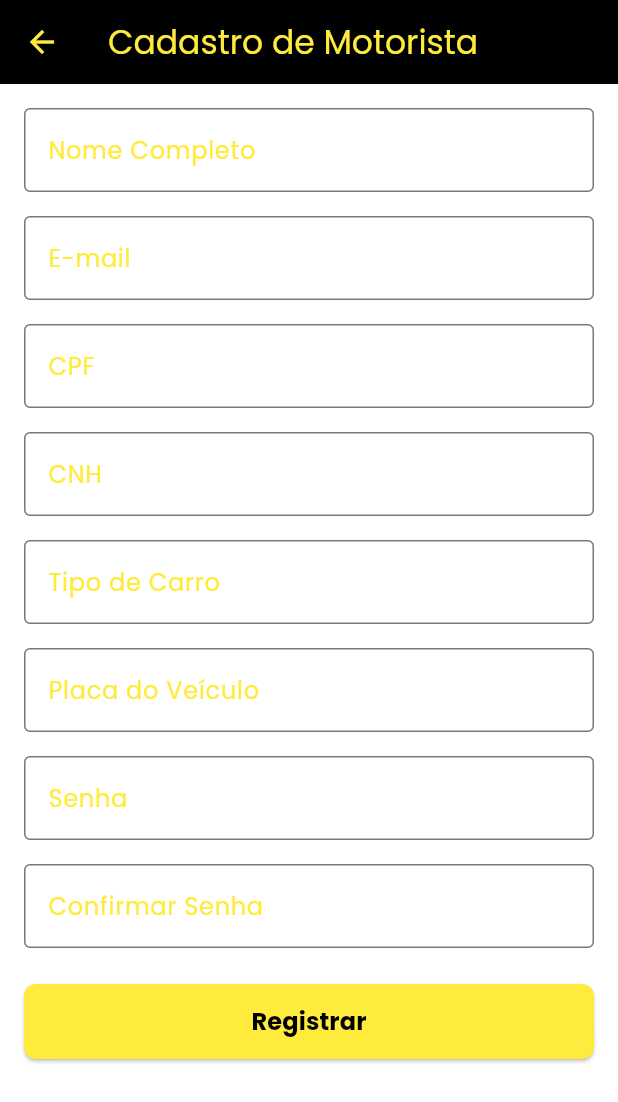
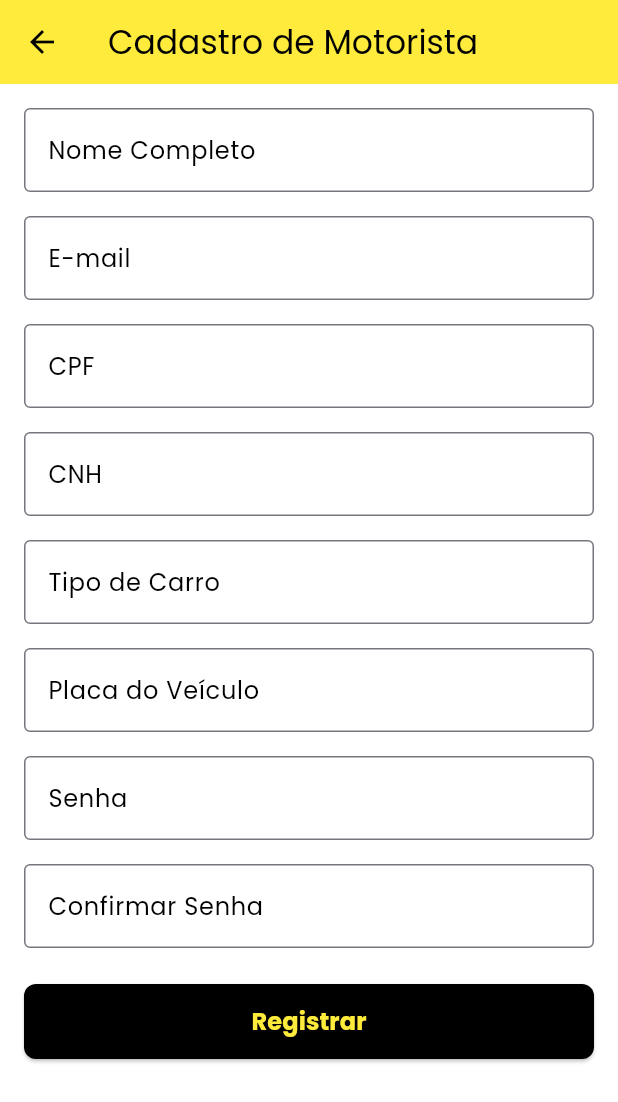
Before and after one commit to derpooo/speedlog, a Flutter app: the RegistrarMotorista screen opened directly, on a phone screen of 412 x 824 dp. Shown: the top 1102 px of the screen. Run offline on Flutter 3.47's test engine with Material 3 defaults, Android fonts, the phone set to English and light mode, and no system bars; our stand-ins replace google_fonts.

Commit message:
Update registrar_motorista.dart

```diff
--- a/lib/ui/pages/registrar_motorista.dart
+++ b/lib/ui/pages/registrar_motorista.dart
@@ -7,9 +7,9 @@ class RegistrarMotorista extends StatelessWidget {
   Widget build(BuildContext context) {
     return Scaffold(
       appBar: AppBar(
-        title: Text('Cadastro de Motorista', style: TextStyle(color: Colors.yellow)),
-        backgroundColor: Colors.black,
-        iconTheme: IconThemeData(color: Colors.yellow),
+        title: Text('Cadastro de Motorista', style: TextStyle(color: Colors.black)),
+        backgroundColor: Colors.yellow,
+        iconTheme: IconThemeData(color: Colors.black),
       ),
       body: SingleChildScrollView(
         padding: EdgeInsets.all(16.0),
@@ -18,80 +18,80 @@ class RegistrarMotorista extends StatelessWidget {
             TextField(
               decoration: InputDecoration(
                 labelText: 'Nome Completo',
-                labelStyle: TextStyle(color: Colors.yellow),
+                labelStyle: TextStyle(color: Colors.black),
                 border: OutlineInputBorder(),
               ),
-              style: TextStyle(color: Colors.yellow),
+              style: TextStyle(color: Colors.black),
             ),
             SizedBox(height: 16),
             TextField(
               decoration: InputDecoration(
                 labelText: 'E-mail',
-                labelStyle: TextStyle(color: Colors.yellow),
+                labelStyle: TextStyle(color: Colors.black),
                 border: OutlineInputBorder(),
               ),
-              style: TextStyle(color: Colors.yellow),
+              style: TextStyle(color: Colors.black),
             ),
             SizedBox(height: 16),
             TextField(
               decoration: InputDecoration(
                 labelText: 'CPF',
-                labelStyle: TextStyle(color: Colors.yellow),
+                labelStyle: TextStyle(color: Colors.black),
                 border: OutlineInputBorder(),
               ),
-              style: TextStyle(color: Colors.yellow),
+              style: TextStyle(color: Colors.black),
               keyboardType: TextInputType.number,
             ),
             SizedBox(height: 16),
             TextField(
               decoration: InputDecoration(
                 labelText: 'CNH',
-                labelStyle: TextStyle(color: Colors.yellow),
+                labelStyle: TextStyle(color: Colors.black),
                 border: OutlineInputBorder(),
               ),
-              style: TextStyle(color: Colors.yellow),
+              style: TextStyle(color: Colors.black),
               keyboardType: TextInputType.number,
             ),
             SizedBox(height: 16),
             TextField(
               decoration: InputDecoration(
                 labelText: 'Tipo de Carro',
-                labelStyle: TextStyle(color: Colors.yellow),
+                labelStyle: TextStyle(color: Colors.black),
                 border: OutlineInputBorder(),
                 hintText: 'Ex: Fiat Uno, VW Gol, etc.',
-                hintStyle: TextStyle(color: Colors.yellow.withOpacity(0.5)),
+                hintStyle: TextStyle(color: Colors.black.withOpacity(0.5)),
               ),
-              style: TextStyle(color: Colors.yellow),
+              style: TextStyle(color: Colors.black),
             ),
             SizedBox(height: 16),
             TextField(
               decoration: InputDecoration(
                 labelText: 'Placa do Veículo',
-                labelStyle: TextStyle(color: Colors.yellow),
+                labelStyle: TextStyle(color: Colors.black),
                 border: OutlineInputBorder(),
               ),
-              style: TextStyle(color: Colors.yellow),
+              style: TextStyle(color: Colors.black),
               textCapitalization: TextCapitalization.characters,
             ),
             SizedBox(height: 16),
             TextField(
               decoration: InputDecoration(
                 labelText: 'Senha',
-                labelStyle: TextStyle(color: Colors.yellow),
+                labelStyle: TextStyle(color: Colors.black),
                 border: OutlineInputBorder(),
               ),
               obscureText: true,
-              style: TextStyle(color: Colors.yellow),
+              style: TextStyle(color: Colors.black),
             ),
             SizedBox(height: 16),
             TextField(
               decoration: InputDecoration(
                 labelText: 'Confirmar Senha',
-                labelStyle: TextStyle(color: Colors.yellow),
+                labelStyle: TextStyle(color: Colors.black),
                 border: OutlineInputBorder(),
               ),
               obscureText: true,
-              style: TextStyle(color: Colors.yellow),
+              style: TextStyle(color: Colors.black),
             ),
             SizedBox(height: 24),
             SizedBox(
@@ -99,8 +99,8 @@ class RegistrarMotorista extends StatelessWidget {
               height: 50,
               child: ElevatedButton(
                 style: ElevatedButton.styleFrom(
-                  backgroundColor: Colors.yellow,
-                  foregroundColor: Colors.black,
+                  backgroundColor: Colors.black,
+                  foregroundColor: Colors.yellow,
                   shape: RoundedRectangleBorder(
                     borderRadius: BorderRadius.circular(8),
                   ),
```
